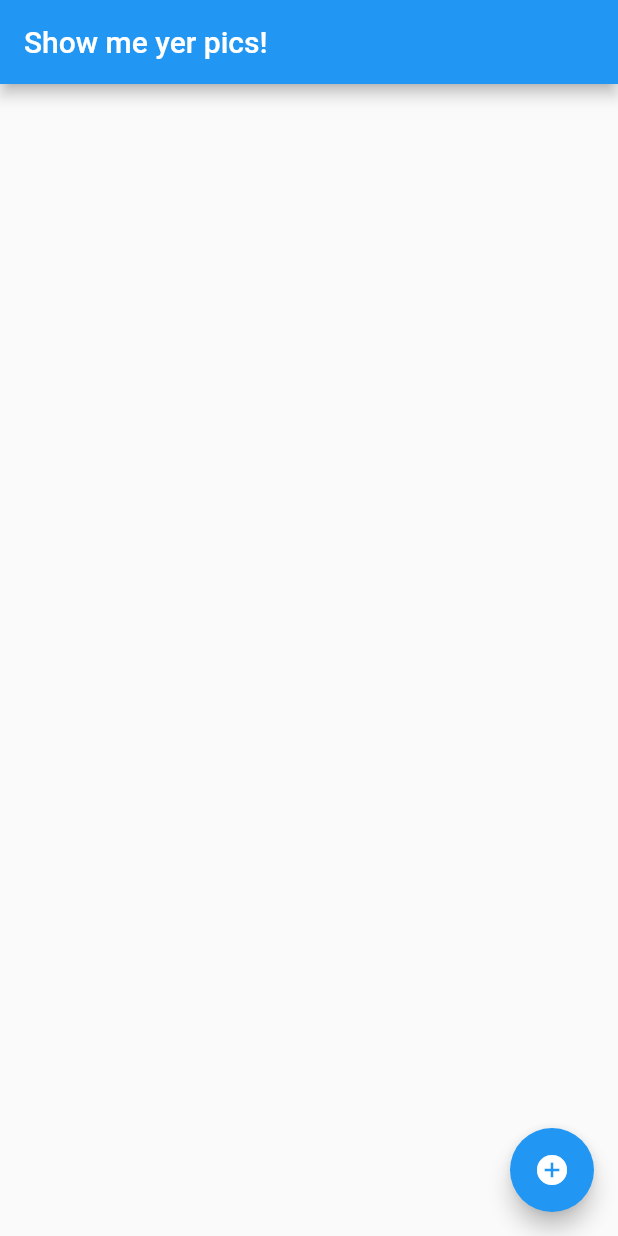
After one commit to thomasphillips3/pics, a Flutter app: the screen it shows after launch, on a phone screen of 412 x 824 dp. The commit adds this screen. Run offline on Flutter 3.47's test engine with Material 2 defaults, Android fonts, the phone set to English and light mode, and no system bars.

Commit message:
Fetch a pic when user presses add button

```diff
--- /dev/null
+++ b/lib/src/app.dart
@@ -0,0 +1,42 @@
+import 'package:flutter/material.dart';
+import 'package:http/http.dart' show get;
+import '../src/models/image_model.dart';
+import 'dart:convert';
+import 'widgets/image_list.dart';
+
+class App extends StatefulWidget {
+  createState() {
+    return AppState();
+  }
+  // const AppState({ Key key }) : super(key: key);
+  // AppState createState() => AppState();
+}
+
+class AppState extends State<App> {
+  int counter = 0;
+  List<ImageModel> images = [];
+
+  Widget build(context) {
+    return MaterialApp(
+      home: Scaffold(
+        body: ImageList(images),
+        appBar: AppBar(
+          title: Text('Show me yer pics!'),
+        ),
+        floatingActionButton: FloatingActionButton(
+          onPressed: fetchPic,
+          child: Icon(Icons.add_circle),
+        ),
+      ),
+    );
+  }
+
+  void fetchPic() async {
+    counter ++;
+    final response = await get('https://jsonplaceholder.typicode.com/photos/$counter');
+    final imageModel = ImageModel.fromJson(json.decode(response.body));
+    setState((){
+      images.add(imageModel);
+    });
+  }
+}
--- /dev/null
+++ b/lib/src/models/image_model.dart
@@ -0,0 +1,13 @@
+class ImageModel {
+  int id;
+  String url;
+  String title;
+
+  ImageModel(this.id, this.url, this.title);
+
+  ImageModel.fromJson(Map<String, dynamic> parsedJson) {
+    id = parsedJson['id'];
+    url = parsedJson['url'];
+    title = parsedJson['title'];
+  }
+}
--- /dev/null
+++ b/lib/src/widgets/image_list.dart
@@ -0,0 +1,30 @@
+import 'package:flutter/material.dart';
+import '../models/image_model.dart';
+
+class ImageList extends StatelessWidget {
+  final List<ImageModel> images;
+  ImageList(this.images);
+
+  Widget build(context) {
+    return ListView.builder(
+      itemCount: images.length,
+      itemBuilder: (context, int index) {
+        return buildImage(images[index]);
+      },
+    );
+  }
+
+  Widget buildImage(ImageModel image) {
+    return Container(
+        margin: EdgeInsets.all(20.0),
+        child: Column(
+          children: <Widget>[
+            Padding(child: Image.network(image.url), padding: EdgeInsets.only(bottom: 8.0)),
+            Text(image.title)
+          ]
+        ),
+        padding: EdgeInsets.all(20.0),
+        decoration: BoxDecoration(border: Border.all(color: Colors.black))
+    );
+  }
+}
--- a/pubspec.yaml
+++ b/pubspec.yaml
@@ -19,6 +19,7 @@ dependencies:
   # The following adds the Cupertino Icons font to your application.
   # Use with the CupertinoIcons class for iOS style icons.
   cupertino_icons: ^0.1.2
+  http: any
 
 dev_dependencies:
   flutter_test:
```
Also changed, not shown: lib/main.dart (+2 -20 lines).
